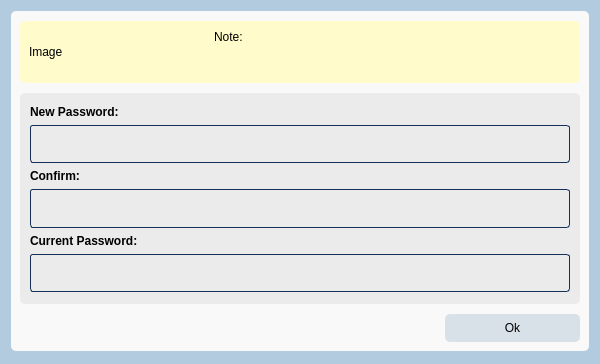
maeven-tapa/cpet8_group8_workspace, file EALS UI/v0.3/admin_change_pass.ui: the form before one commit.
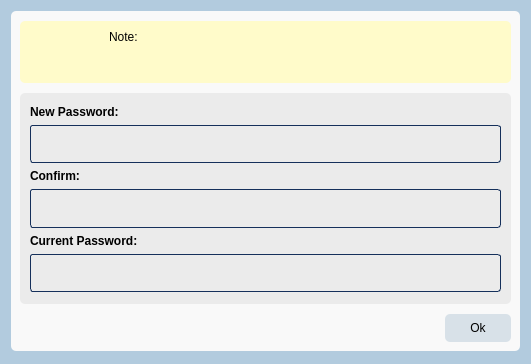
The form after the commit. Icons and pictures are not drawn.

What changed in the file:
```diff
--- a/EALS UI/v0.3/admin_change_pass.ui
+++ b/EALS UI/v0.3/admin_change_pass.ui
@@ -6,7 +6,7 @@
    <rect>
     <x>0</x>
     <y>0</y>
-    <width>600</width>
+    <width>531</width>
     <height>364</height>
    </rect>
   </property>
@@ -38,7 +38,7 @@
      <property name="frameShadow">
       <enum>QFrame::Shadow::Raised</enum>
      </property>
-     <layout class="QGridLayout" name="gridLayout_2" rowstretch="0,2,0">
+     <layout class="QGridLayout" name="gridLayout_2" rowstretch="0,2,0" columnstretch="0,0">
       <property name="topMargin">
        <number>10</number>
       </property>
@@ -75,17 +75,38 @@
         <property name="styleSheet">
          <string notr="true">background-color: rgb(255, 251, 202);</string>
         </property>
-        <layout class="QHBoxLayout" name="horizontalLayout" stretch="1,2">
+        <layout class="QHBoxLayout" name="horizontalLayout" stretch="1,3">
+         <property name="spacing">
+          <number>36</number>
+         </property>
+         <property name="leftMargin">
+          <number>21</number>
+         </property>
          <property name="topMargin">
           <number>9</number>
          </property>
+         <property name="rightMargin">
+          <number>9</number>
+         </property>
          <property name="bottomMargin">
           <number>9</number>
          </property>
          <item>
           <widget class="QLabel" name="label_4">
+           <property name="maximumSize">
+            <size>
+             <width>32</width>
+             <height>32</height>
+            </size>
+           </property>
            <property name="text">
-            <string>Image</string>
+            <string/>
+           </property>
+           <property name="pixmap">
+            <pixmap>../v0.2/resources/keys.png</pixmap>
+           </property>
+           <property name="scaledContents">
+            <bool>true</bool>
            </property>
           </widget>
          </item>
@@ -97,6 +118,9 @@
            <property name="alignment">
             <set>Qt::AlignmentFlag::AlignLeading|Qt::AlignmentFlag::AlignLeft|Qt::AlignmentFlag::AlignTop</set>
            </property>
+           <property name="wordWrap">
+            <bool>true</bool>
+           </property>
           </widget>
          </item>
         </layout>
```
